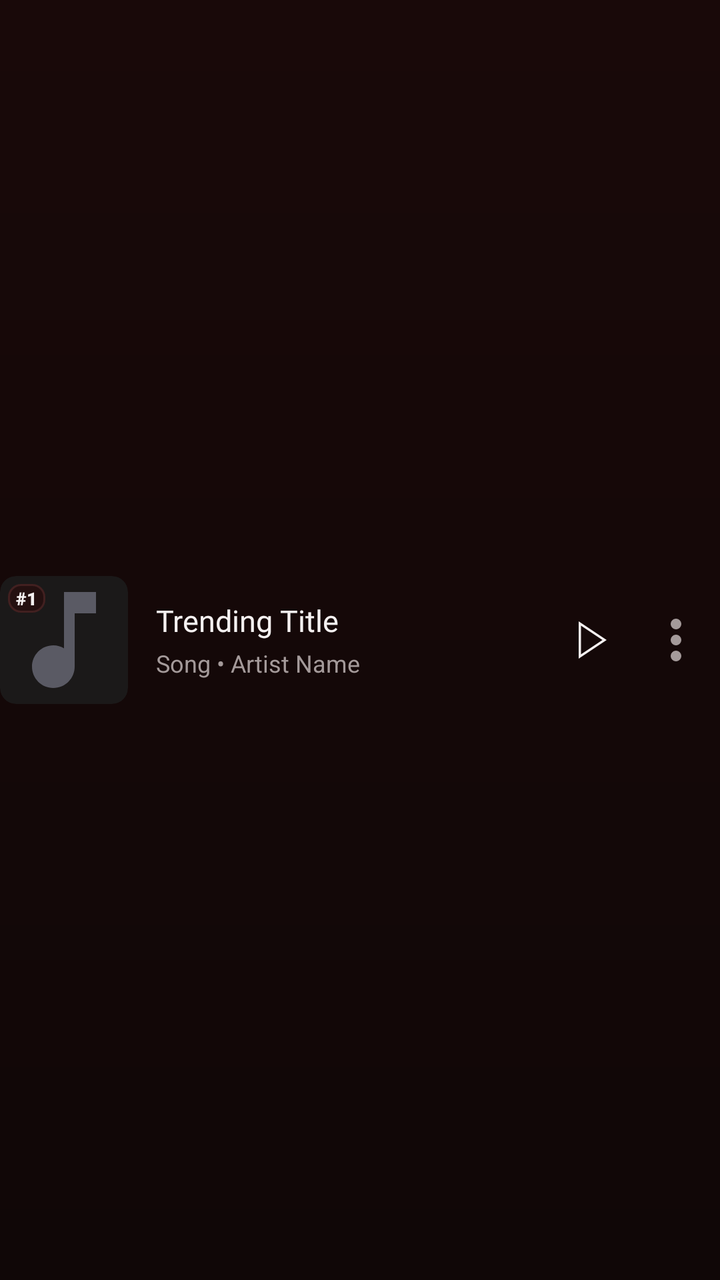
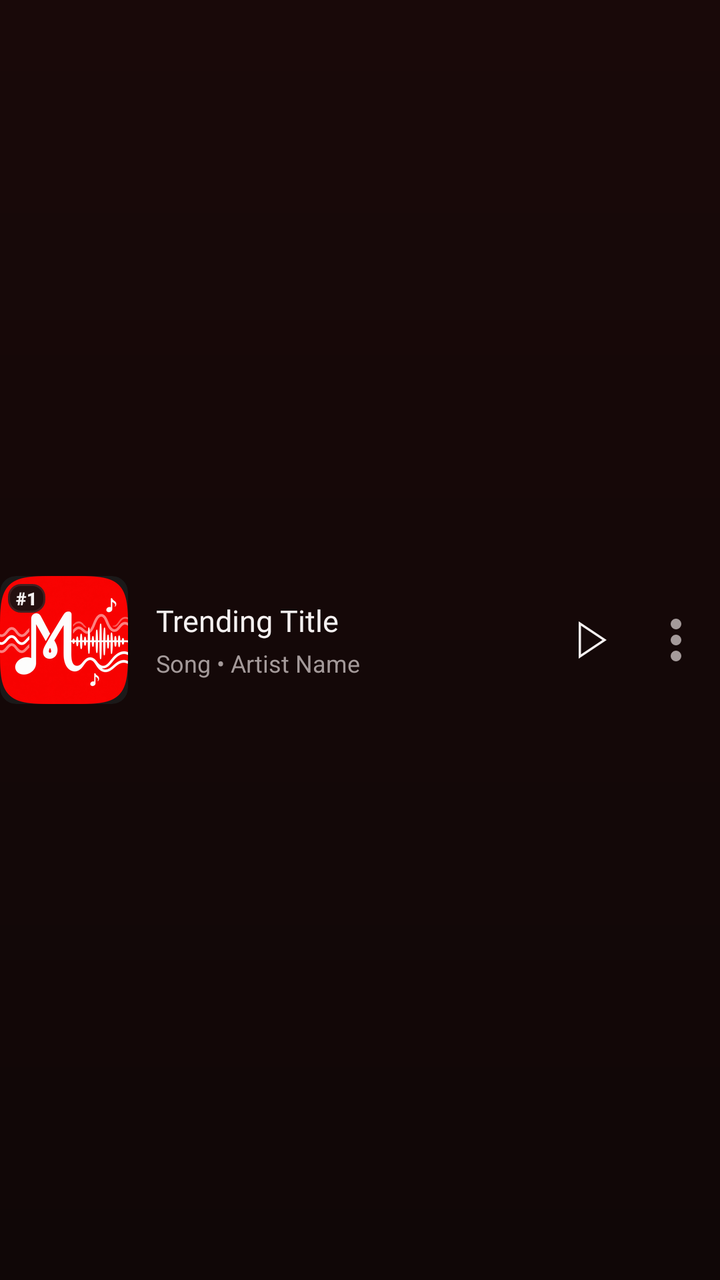

Screens rendered from an Android XML layout before and after an edit, with the pre-edit source and the edit as a unified diff.
<!-- AndroidManifest.xml: application theme Theme.BraveMusicPlayer -->
<!-- res/layout/item_trending_row.xml -->
<?xml version="1.0" encoding="utf-8"?>
<LinearLayout xmlns:android="http://schemas.android.com/apk/res/android"
    xmlns:app="http://schemas.android.com/apk/res-auto"
    android:layout_width="match_parent"
    android:layout_height="wrap_content"
    android:background="?android:attr/selectableItemBackground"
    android:gravity="center_vertical"
    android:orientation="horizontal"
    android:paddingTop="8dp"
    android:paddingBottom="8dp">

    
    <androidx.cardview.widget.CardView
        android:layout_width="64dp"
        android:layout_height="64dp"
        app:cardBackgroundColor="@color/surfaceCard"
        app:cardCornerRadius="8dp"
        app:cardElevation="0dp">

        <ImageView
            android:id="@+id/ivTrendingThumb"
            android:layout_width="match_parent"
            android:layout_height="match_parent"
            android:contentDescription="Trending Artwork"
            android:scaleType="centerCrop"
            android:src="@drawable/ic_music_note" />

        
        <TextView
            android:id="@+id/tvTrendingRankBadge"
            android:layout_width="wrap_content"
            android:layout_height="wrap_content"
            android:layout_gravity="top|start"
            android:layout_margin="4dp"
            android:background="@drawable/bg_pill_badge"
            android:fontFamily="sans-serif-black"
            android:paddingStart="4dp"
            android:paddingTop="1dp"
            android:paddingEnd="4dp"
            android:paddingBottom="1dp"
            android:text="#1"
            android:textColor="@color/textPrimary"
            android:textSize="9sp" />
    </androidx.cardview.widget.CardView>

    
    <LinearLayout
        android:layout_width="0dp"
        android:layout_height="wrap_content"
        android:layout_marginStart="14dp"
        android:layout_marginEnd="8dp"
        android:layout_weight="1"
        android:orientation="vertical">

        <TextView
            android:id="@+id/tvTrendingTitle"
            android:layout_width="wrap_content"
            android:layout_height="wrap_content"
            android:ellipsize="end"
            android:fontFamily="@font/youtube_sans_bold_font"
            android:maxLines="1"
            android:text="Trending Title"
            android:textColor="@color/textPrimary"
            android:textSize="15sp" />

        <TextView
            android:id="@+id/tvTrendingSubtitle"
            android:layout_width="wrap_content"
            android:layout_height="wrap_content"
            android:layout_marginTop="3dp"
            android:ellipsize="end"
            android:fontFamily="sans-serif"
            android:maxLines="1"
            android:text="Song • Artist Name"
            android:textColor="@color/textSecondary"
            android:textSize="12sp" />
    </LinearLayout>

    
    <ImageView
        android:id="@+id/btnTrendingPlay"
        android:layout_width="44dp"
        android:layout_height="44dp"
        android:background="?android:attr/selectableItemBackgroundBorderless"
        android:contentDescription="Play Trending Item"
        android:padding="8dp"
        android:src="@drawable/ic_ytm_play"
        app:tint="@color/textPrimary" />

    
    <ImageView
        android:id="@+id/btnTrendingOptions"
        android:layout_width="44dp"
        android:layout_height="44dp"
        android:background="?android:attr/selectableItemBackgroundBorderless"
        android:contentDescription="Trending Item Options"
        android:padding="6dp"
        android:src="@drawable/ic_ytm_overflow"
        app:tint="@color/textSecondary" />

    
    <ImageView
        android:id="@+id/ivTrendingChevron"
        android:layout_width="26dp"
        android:layout_height="26dp"
        android:contentDescription="Open Details"
        android:src="@drawable/ic_ytm_chevron_right"
        android:visibility="gone"
        app:tint="@color/textSecondary" />

</LinearLayout>
<!-- resources referenced by this layout -->
<resources>
  <color name="surfaceCard">#1B1919</color>
  <color name="textPrimary">#F5F1F1</color>
  <color name="textSecondary">#A49A9A</color>
  <!-- drawable bg_pill_badge (drawable) -->
  <?xml version="1.0" encoding="utf-8"?>
  <shape xmlns:android="http://schemas.android.com/apk/res/android"
      android:shape="rectangle">
      <solid android:color="@color/surfaceElevated" />
      <stroke
          android:width="1dp"
          android:color="@color/borderSubtle" />
      <corners android:radius="6dp" />
  </shape>
  <!-- drawable ic_music_note (drawable) -->
  <vector xmlns:android="http://schemas.android.com/apk/res/android"
      android:width="24dp"
      android:height="24dp"
      android:viewportWidth="24"
      android:viewportHeight="24">
      <path
          android:fillColor="#5A5A64"
          android:pathData="M12,3v10.55c-0.59,-0.34 -1.27,-0.55 -2,-0.55 -2.21,0 -4,1.79 -4,4s1.79,4 4,4 4,-1.79 4,-4V7h4V3h-6z"/>
  </vector>
  <!-- drawable ic_ytm_chevron_right (drawable) -->
  <?xml version="1.0" encoding="utf-8"?>
  <vector xmlns:android="http://schemas.android.com/apk/res/android"
      android:width="24dp"
      android:height="24dp"
      android:viewportWidth="24.0"
      android:viewportHeight="24.0">
      <path
          android:fillColor="@color/white_primary"
          android:pathData="M8.59,16.59L13.17,12 8.59,7.41 10,6l6,6 -6,6 -1.41,-1.41z" />
  </vector>
  <!-- drawable ic_ytm_overflow (drawable) -->
  <?xml version="1.0" encoding="utf-8"?>
  <vector  android:height="24.0dp" android:width="24.0dp" android:viewportWidth="24.0" android:viewportHeight="24.0"
    xmlns:android="http://schemas.android.com/apk/res/android">
      <path android:fillColor="@android:color/white" android:pathData="M12,4a2,2 0,1 0,0 4,2 2,0 0,0 0,-4ZM12,10a2,2 0,1 0,0 4,2 2,0 0,0 0,-4ZM12,16a2,2 0,1 0,0 4,2 2,0 0,0 0,-4Z" />
  </vector>
  <!-- drawable ic_ytm_play (drawable) -->
  <?xml version="1.0" encoding="utf-8"?>
  <vector  android:height="24.0dp" android:width="24.0dp" android:viewportWidth="24.0" android:viewportHeight="24.0"
    xmlns:android="http://schemas.android.com/apk/res/android">
      <path android:fillColor="@android:color/white" android:pathData="M9,5.87L18.2,12L9,18.13V5.87M8,4v16l12,-8L8,4L8,4z" />
  </vector>
  <color name="surfaceElevated">#241010</color>
  <color name="borderSubtle">#422020</color>
  <color name="white_primary">@color/textPrimary</color>
  <color name="accentPrimary">#B8203A</color>
  <color name="accentPressed">#8F1830</color>
  <color name="background">#100707</color>
  <color name="backgroundSecondary">#190909</color>
  <!-- drawable bg_ytm_gradient (drawable) -->
  <?xml version="1.0" encoding="utf-8"?>
  <shape xmlns:android="http://schemas.android.com/apk/res/android"
      android:shape="rectangle">
      <gradient
          android:angle="270"
          android:startColor="@color/backgroundSecondary"
          android:endColor="@color/background"
          android:type="linear" />
  </shape>
  <style name="MelodyBottomSheetDialogTheme" parent="Theme.Design.Light.BottomSheetDialog">
          <item name="bottomSheetStyle">@style/MelodyBottomSheetStyle</item>
          <item name="android:windowIsFloating">false</item>
          <item name="android:navigationBarColor">@color/backgroundSecondary</item>
          <item name="android:windowLightNavigationBar" tools:targetApi="27">false</item>
      </style>
  <style name="MelodyBottomSheetStyle" parent="Widget.Design.BottomSheet.Modal">
          <item name="android:background">@android:color/transparent</item>
      </style>
  <!-- unchanged entries left out for length: 1 -->
</resources>

<!-- the commit's change to res/layout/item_trending_row.xml (unified diff, before → after) -->
@@ -23,7 +23,7 @@
             android:layout_height="match_parent"
             android:contentDescription="Trending Artwork"
             android:scaleType="centerCrop"
-            android:src="@drawable/ic_music_note" />
+            android:src="@drawable/ic_melody_logo" />
 
         
         <TextView
<!-- resource entries referenced after the edit -->
@@ -13,16 +13,7 @@
           android:color="@color/borderSubtle" />
       <corners android:radius="6dp" />
   </shape>
-  <!-- drawable ic_music_note (drawable) -->
-  <vector xmlns:android="http://schemas.android.com/apk/res/android"
-      android:width="24dp"
-      android:height="24dp"
-      android:viewportWidth="24"
-      android:viewportHeight="24">
-      <path
-          android:fillColor="#5A5A64"
-          android:pathData="M12,3v10.55c-0.59,-0.34 -1.27,-0.55 -2,-0.55 -2.21,0 -4,1.79 -4,4s1.79,4 4,4 4,-1.79 4,-4V7h4V3h-6z"/>
-  </vector>
+  <!-- drawable ic_melody_logo: png bitmap (drawable, 46801 bytes) -->
   <!-- drawable ic_ytm_chevron_right (drawable) -->
   <?xml version="1.0" encoding="utf-8"?>
   <vector xmlns:android="http://schemas.android.com/apk/res/android"
